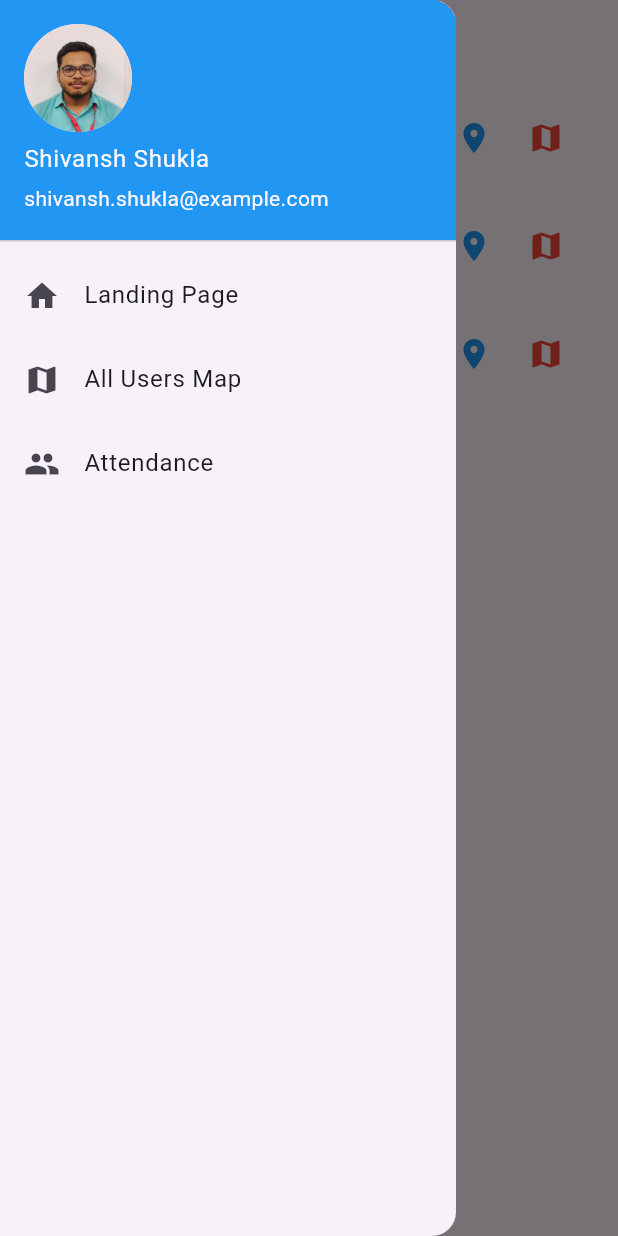
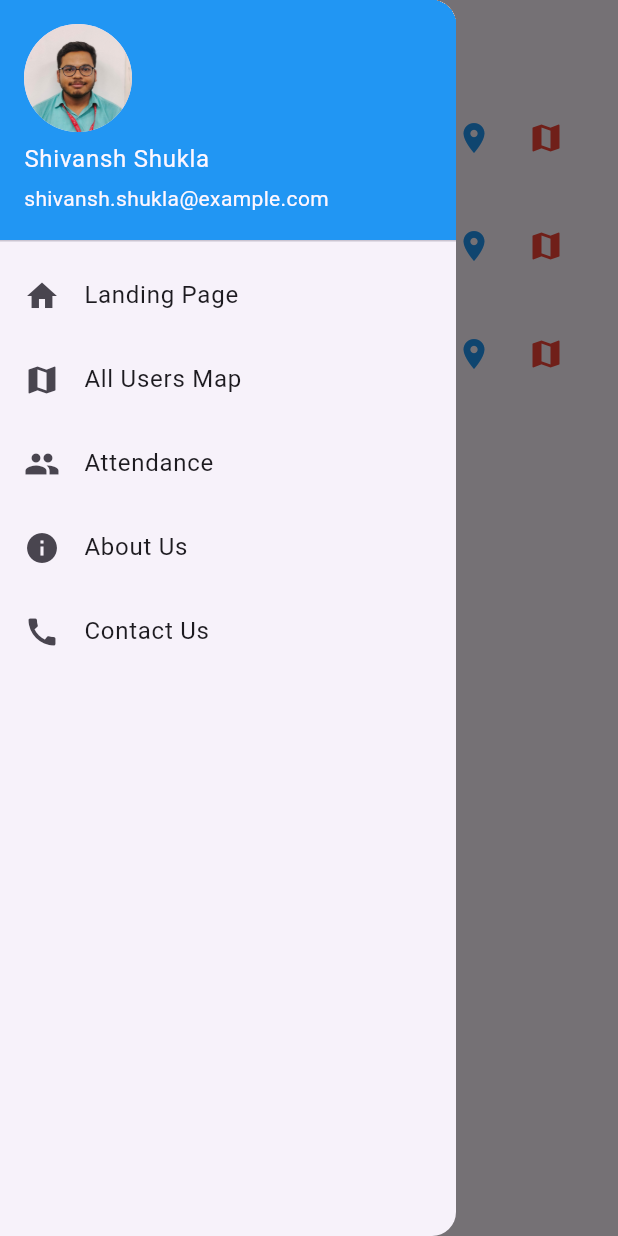
Before and after one commit to shivansh179/Location_Tracker, a Flutter app: the AttendanceListScreen screen opened directly, with the side drawer open, on a phone screen of 412 x 824 dp. Run offline on Flutter 3.47's test engine with Material 3 defaults, Android fonts, the phone set to English and light mode, and no system bars; our stand-ins replace flutter_map, latlong2.

Commit message:
added contact and about page

```diff
--- a/lib/screen/attendance_list_screen.dart
+++ b/lib/screen/attendance_list_screen.dart
@@ -71,6 +71,20 @@ class AttendanceListScreen extends StatelessWidget {
                 Navigator.pop(context); // Close drawer and stay on the same page
               },
             ),
+            ListTile(
+              leading: const Icon(Icons.info),
+              title: const Text('About Us'),
+              onTap: () {
+                Navigator.pop(context); // Close drawer and stay on the same page
+              },
+            ),
+            ListTile(
+              leading: const Icon(Icons.call),
+              title: const Text('Contact Us'),
+              onTap: () {
+                Navigator.pop(context); // Close drawer and stay on the same page
+              },
+            ),
           ],
         ),
       ),
```
